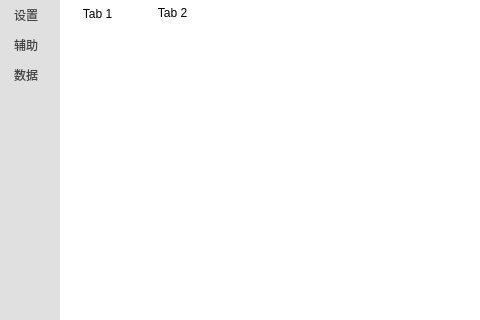
Old version of the form mainwindow.ui in the repository iwxyi/CatlikeQQ; both pictures show x 0 to 480 and y 0 to 320 of the 800 by 600 pixel window.
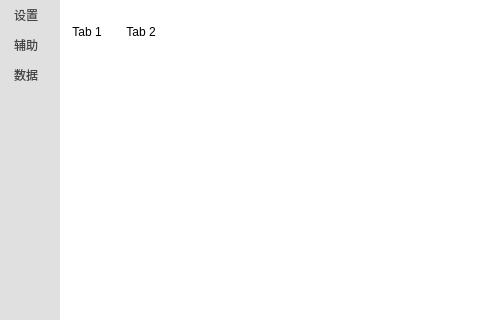
New version of the form. Icons and pictures are not drawn. Custom widgets are drawn as their Qt base class.

The edit to the form file:
```diff
--- a/mainwindow.ui
+++ b/mainwindow.ui
@@ -163,19 +163,16 @@
 QTabBar::tab
 {
 	background-color: transparent;
-	max-width: 75px;
-	min-width:75px;
-	min-height:25px;
 	border-color: transparent;
 	border-width: 0px;
+	padding: 12px;
+	padding-top: 25px;
+	padding-bottom: 20px;
 }
 
 QTabBar::tab:selected
 {
 	background: white;
-	max-width: 75px;
-	min-width:75px;
-	min-height:25px;
 	border: none;
 }
 
```
Left out of the diff: 6 changed lines with no effect on the pictures.
